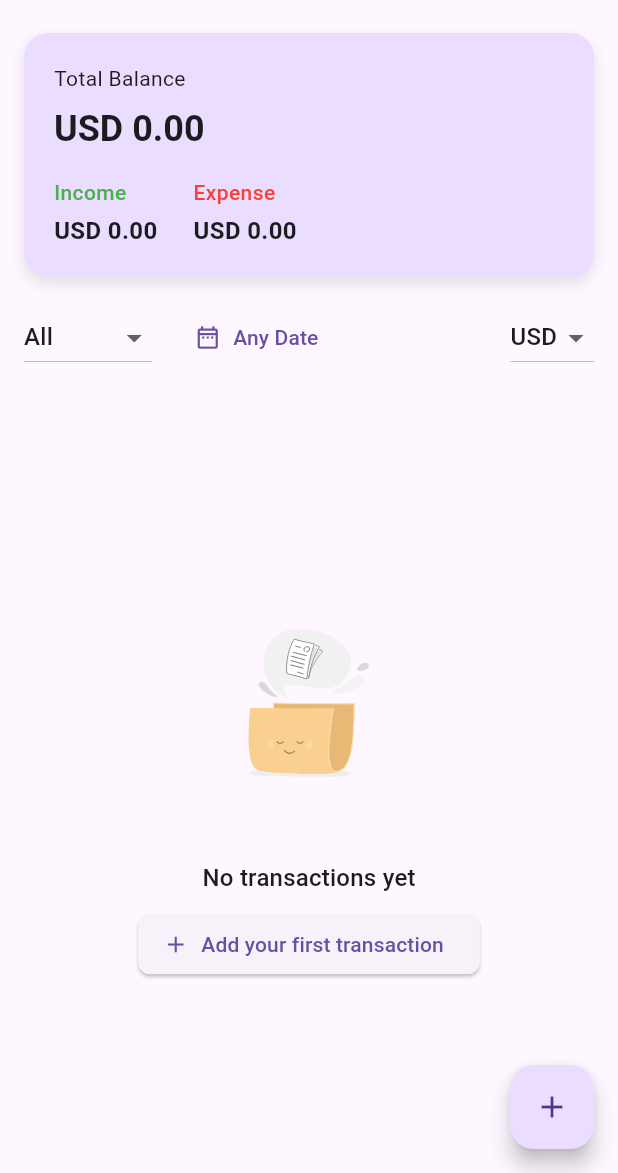
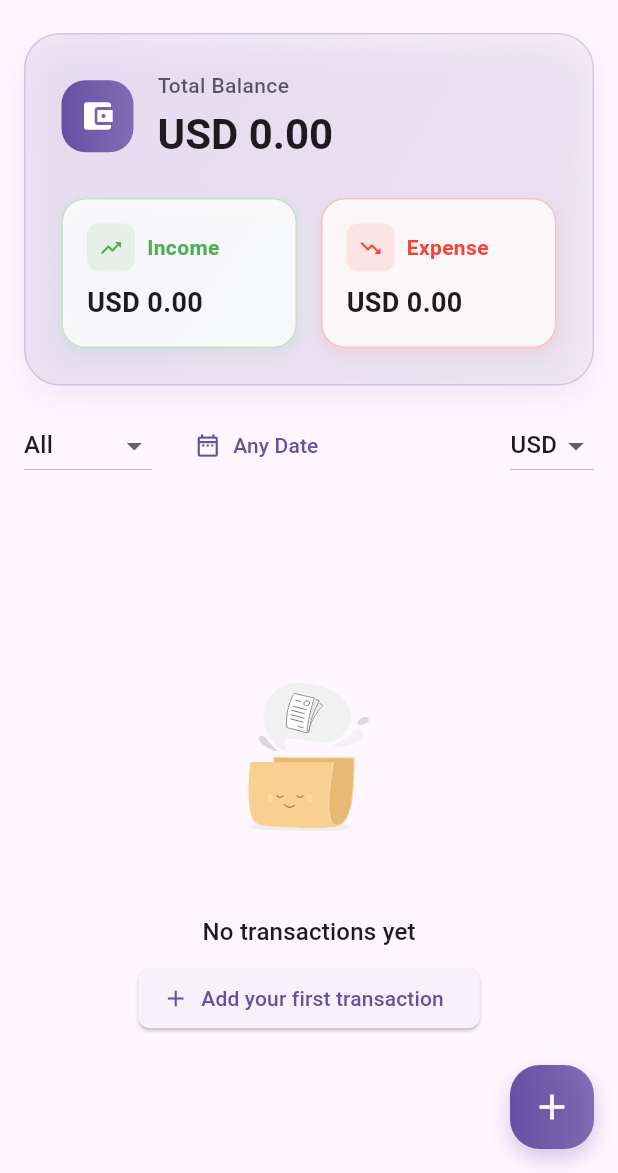
Before and after one commit to ktsweerathunga/Mind-Money---Expenses-Tracker, a Flutter app: the HomeScreen screen opened directly with empty values, on a phone screen of 412 x 824 dp, the part 63-1236 px from its top. Run offline on Flutter 3.47's test engine with Material 3 defaults, Android fonts, the light colour scheme and no system bars; our stand-ins replace csv, fl_chart, hive, hive_flutter, lottie, pdf and 2 more; accounts and stored records are empty; generated files the repository leaves out were written again.

Commit message:
adding clear ui

```diff
--- a/lib/Models/budget_model.dart
+++ b/lib/Models/budget_model.dart
@@ -37,7 +37,7 @@ class BudgetModel extends HiveObject {
         .where((tx) =>
             tx.category == category &&
             tx.date.isAfter(startOfPeriod) &&
-            tx.date.isBefore(now.add(const Duration(days: 1)))
+            tx.date.isBefore(now.add(const Duration(days: 1))))
         .fold(0.0, (sum, tx) => sum + tx.amount);
   }
 
--- a/lib/Screens/home_screen.dart
+++ b/lib/Screens/home_screen.dart
@@ -148,9 +148,29 @@ class _HomeScreenState extends State<HomeScreen> {
           );
         },
       ),
-      floatingActionButton: FloatingActionButton(
+      floatingActionButton: Container(
+        decoration: BoxDecoration(
+          borderRadius: BorderRadius.circular(20),
+          gradient: LinearGradient(
+            colors: [
+              Theme.of(context).colorScheme.primary,
+              Theme.of(context).colorScheme.primary.withOpacity(0.8),
+            ],
+          ),
+          boxShadow: [
+            BoxShadow(
+              color: Theme.of(context).colorScheme.primary.withOpacity(0.3),
+              blurRadius: 12,
+              offset: const Offset(0, 6),
+            ),
+          ],
+        ),
+        child: FloatingActionButton(
           onPressed: () => Navigator.push(context, MaterialPageRoute(builder: (_) => const AddTransactionScreen())),
-        child: const Icon(Icons.add),
+          backgroundColor: Colors.transparent,
+          elevation: 0,
+          child: const Icon(Icons.add, color: Colors.white, size: 28),
+        ),
       ),
     );
   }
@@ -163,46 +183,156 @@ class _HomeScreenState extends State<HomeScreen> {
 
     return Container(
       margin: const EdgeInsets.symmetric(horizontal: 16, vertical: 8),
-      padding: const EdgeInsets.all(20),
+      decoration: BoxDecoration(
+        borderRadius: BorderRadius.circular(24),
+        gradient: LinearGradient(
+          begin: Alignment.topLeft,
+          end: Alignment.bottomRight,
+          colors: [
+            Theme.of(c).colorScheme.primary.withOpacity(0.1),
+            Theme.of(c).colorScheme.secondary.withOpacity(0.05),
+          ],
+        ),
+        border: Border.all(
+          color: Theme.of(c).colorScheme.primary.withOpacity(0.2),
+          width: 1,
+        ),
+        boxShadow: [
+          BoxShadow(
+            color: Theme.of(c).colorScheme.primary.withOpacity(0.1),
+            blurRadius: 20,
+            offset: const Offset(0, 8),
+            spreadRadius: 0,
+          ),
+        ],
+      ),
+      child: Container(
+        padding: const EdgeInsets.all(24),
+        decoration: BoxDecoration(
+          borderRadius: BorderRadius.circular(24),
+          color: Colors.white.withOpacity(0.1),
+        ),
+        child: Column(
+          crossAxisAlignment: CrossAxisAlignment.start,
+          children: [
+            Row(
+              children: [
+                Container(
+                  padding: const EdgeInsets.all(12),
                   decoration: BoxDecoration(
                     borderRadius: BorderRadius.circular(16),
-        color: Theme.of(c).colorScheme.primaryContainer,
-        boxShadow: [
-          BoxShadow(
-            color: Theme.of(c).shadowColor.withOpacity(0.1),
-            blurRadius: 8,
-            offset: const Offset(0, 4),
-          )
+                    gradient: LinearGradient(
+                      colors: [
+                        Theme.of(c).colorScheme.primary,
+                        Theme.of(c).colorScheme.primary.withOpacity(0.8),
                       ],
                     ),
-      child: Column(crossAxisAlignment: CrossAxisAlignment.start, children: [
-        Text('Total Balance', style: Theme.of(c).textTheme.bodyMedium),
-        const SizedBox(height: 8),
+                  ),
+                  child: const Icon(
+                    Icons.account_balance_wallet,
+                    color: Colors.white,
+                    size: 24,
+                  ),
+                ),
+                const SizedBox(width: 16),
+                Expanded(
+                  child: Column(
+                    crossAxisAlignment: CrossAxisAlignment.start,
+                    children: [
+                      Text(
+                        'Total Balance',
+                        style: Theme.of(c).textTheme.bodyMedium?.copyWith(
+                          color: Theme.of(c).colorScheme.onSurface.withOpacity(0.7),
+                          fontWeight: FontWeight.w500,
+                        ),
+                      ),
+                      const SizedBox(height: 4),
                       Text(
                         '$_currency ${balance.toStringAsFixed(2)}',
-          style: Theme.of(c).textTheme.headlineSmall?.copyWith(fontWeight: FontWeight.bold),
+                        style: Theme.of(c).textTheme.headlineSmall?.copyWith(
+                          fontWeight: FontWeight.bold,
+                          fontSize: 28,
+                          color: Theme.of(c).colorScheme.onSurface,
                         ),
-        const SizedBox(height: 16),
-        Row(children: [
-          _smallTile('Income', income, Colors.green),
-          const SizedBox(width: 24),
-          _smallTile('Expense', expense, Colors.red),
-        ]),
-      ]),
+                      ),
+                    ],
+                  ),
+                ),
+              ],
+            ),
+            const SizedBox(height: 24),
+            Row(
+              children: [
+                Expanded(child: _enhancedSmallTile('Income', income, Colors.green, c)),
+                const SizedBox(width: 16),
+                Expanded(child: _enhancedSmallTile('Expense', expense, Colors.red, c)),
+              ],
+            ),
+          ],
+        ),
+      ),
     );
   }
 
-  Widget _smallTile(String label, double amount, Color accent) => Column(
+  Widget _enhancedSmallTile(String label, double amount, Color accent, BuildContext c) {
+    return Container(
+      padding: const EdgeInsets.all(16),
+      decoration: BoxDecoration(
+        borderRadius: BorderRadius.circular(16),
+        color: Colors.white.withOpacity(0.8),
+        border: Border.all(
+          color: accent.withOpacity(0.3),
+          width: 1,
+        ),
+        boxShadow: [
+          BoxShadow(
+            color: accent.withOpacity(0.1),
+            blurRadius: 8,
+            offset: const Offset(0, 4),
+          ),
+        ],
+      ),
+      child: Column(
         crossAxisAlignment: CrossAxisAlignment.start,
         children: [
-          Text(label, style: TextStyle(fontSize: 14, fontWeight: FontWeight.w500, color: accent)),
-          const SizedBox(height: 4),
+          Row(
+            children: [
+              Container(
+                padding: const EdgeInsets.all(8),
+                decoration: BoxDecoration(
+                  borderRadius: BorderRadius.circular(8),
+                  color: accent.withOpacity(0.1),
+                ),
+                child: Icon(
+                  label == 'Income' ? Icons.trending_up : Icons.trending_down,
+                  color: accent,
+                  size: 16,
+                ),
+              ),
+              const SizedBox(width: 8),
+              Text(
+                label,
+                style: TextStyle(
+                  fontSize: 14,
+                  fontWeight: FontWeight.w600,
+                  color: accent,
+                ),
+              ),
+            ],
+          ),
+          const SizedBox(height: 8),
           Text(
             '$_currency ${amount.toStringAsFixed(2)}',
-            style: const TextStyle(fontSize: 16, fontWeight: FontWeight.bold),
+            style: TextStyle(
+              fontSize: 18,
+              fontWeight: FontWeight.bold,
+              color: Theme.of(c).colorScheme.onSurface,
+            ),
           ),
         ],
+      ),
     );
+  }
 
   Widget _buildEmptyState(BuildContext c) => Center(
         child: Column(mainAxisAlignment: MainAxisAlignment.center, children: [
@@ -222,14 +352,25 @@ class _HomeScreenState extends State<HomeScreen> {
   Widget _buildTransactionList(List<TransactionModel> list, BuildContext c) => ListView.separated(
         padding: const EdgeInsets.symmetric(vertical: 8),
         itemCount: list.length,
-        separatorBuilder: (_, __) => const Divider(indent: 72),
+        separatorBuilder: (_, __) => const SizedBox(height: 8),
         itemBuilder: (_, i) {
           final tx = list[i];
+          return _buildEnhancedTransactionCard(tx, c);
+        },
+      );
+
+  Widget _buildEnhancedTransactionCard(TransactionModel tx, BuildContext c) {
     return Dismissible(
       key: Key(tx.key.toString()),
       direction: DismissDirection.startToEnd,
       background: Container(
-              color: Colors.redAccent,
+        margin: const EdgeInsets.symmetric(horizontal: 16),
+        decoration: BoxDecoration(
+          borderRadius: BorderRadius.circular(16),
+          gradient: LinearGradient(
+            colors: [Colors.red, Colors.red.shade400],
+          ),
+        ),
         padding: const EdgeInsets.only(left: 20),
         alignment: Alignment.centerLeft,
         child: const Icon(Icons.delete_forever, size: 28, color: Colors.white),
@@ -238,34 +379,79 @@ class _HomeScreenState extends State<HomeScreen> {
         tx.delete();
         setState(() {});
       },
-            child: Card(
+      child: Container(
         margin: const EdgeInsets.symmetric(horizontal: 16),
-              shape: RoundedRectangleBorder(borderRadius: BorderRadius.circular(12)),
-              elevation: 2,
+        decoration: BoxDecoration(
+          borderRadius: BorderRadius.circular(16),
+          color: Colors.white.withOpacity(0.9),
+          boxShadow: [
+            BoxShadow(
+              color: Colors.black.withOpacity(0.05),
+              blurRadius: 10,
+              offset: const Offset(0, 4),
+            ),
+          ],
+        ),
         child: ListTile(
           contentPadding: const EdgeInsets.all(20),
-                leading: CircleAvatar(
-                  radius: 24,
-                  backgroundColor: tx.category == 'Income' ? Colors.teal : Colors.redAccent,
+          leading: Container(
+            padding: const EdgeInsets.all(12),
+            decoration: BoxDecoration(
+              borderRadius: BorderRadius.circular(16),
+              gradient: LinearGradient(
+                colors: tx.category == 'Income'
+                    ? [Colors.green, Colors.green.shade400]
+                    : [Colors.red, Colors.red.shade400],
+              ),
+              boxShadow: [
+                BoxShadow(
+                  color: (tx.category == 'Income' ? Colors.green : Colors.red).withOpacity(0.3),
+                  blurRadius: 8,
+                  offset: const Offset(0, 4),
+                ),
+              ],
+            ),
             child: Icon(
               tx.category == 'Income' ? Icons.arrow_circle_down : Icons.arrow_circle_up,
               color: Colors.white,
               size: 24,
             ),
           ),
-                title: Text(tx.title, style: const TextStyle(fontSize: 18, fontWeight: FontWeight.w600)),
-                subtitle: Text(DateFormat.yMMMd().format(tx.date), style: const TextStyle(fontSize: 14, color: Colors.grey)),
-                trailing: Text(
+          title: Text(
+            tx.title,
+            style: const TextStyle(
+              fontSize: 18,
+              fontWeight: FontWeight.w600,
+            ),
+          ),
+          subtitle: Text(
+            DateFormat.yMMMd().format(tx.date),
+            style: TextStyle(
+              fontSize: 14,
+              color: Theme.of(c).colorScheme.onSurface.withOpacity(0.7),
+            ),
+          ),
+          trailing: Container(
+            padding: const EdgeInsets.symmetric(horizontal: 12, vertical: 6),
+            decoration: BoxDecoration(
+              borderRadius: BorderRadius.circular(12),
+              color: (tx.category == 'Income' ? Colors.green : Colors.red).withOpacity(0.1),
+              border: Border.all(
+                color: (tx.category == 'Income' ? Colors.green : Colors.red).withOpacity(0.3),
+                width: 1,
+              ),
+            ),
+            child: Text(
               '$_currency ${tx.amount.toStringAsFixed(2)}',
               style: TextStyle(
                 fontSize: 16,
                 fontWeight: FontWeight.bold,
-                    color: tx.category == 'Income' ? Colors.green : Colors.redAccent,
+                color: tx.category == 'Income' ? Colors.green : Colors.red,
+              ),
             ),
           ),
         ),
       ),
     );
-        },
-      );
   }
+}
```
Lines whose indentation alone changed are shown as unchanged.
